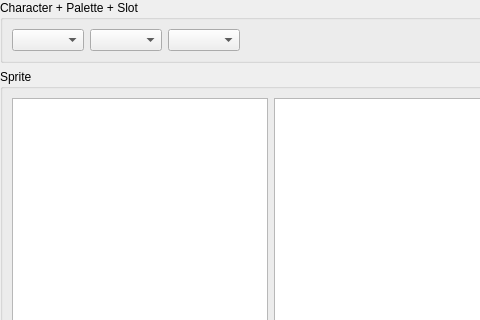
The window that bbsed/ui/spriteeditor.ui (slacknate/bbsed) describes before a commit, drawn with Qt 5; both pictures show x 0 to 480 and y 0 to 320 of the 886 by 627 pixel window.
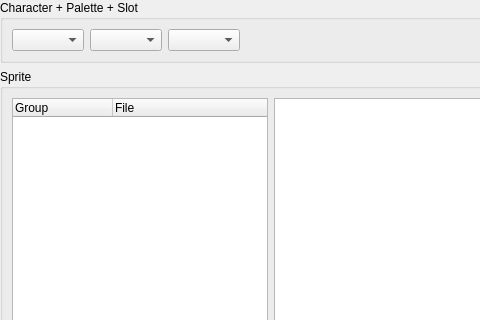
The same window after the commit.

Diff of the .ui file:
```diff
--- a/bbsed/ui/spriteeditor.ui
+++ b/bbsed/ui/spriteeditor.ui
@@ -70,13 +70,23 @@
      </property>
      <layout class="QHBoxLayout" name="horizontalLayout_2">
       <item>
-       <widget class="QListWidget" name="sprite_list">
+       <widget class="QTreeWidget" name="sprite_list">
         <property name="sizePolicy">
          <sizepolicy hsizetype="Minimum" vsizetype="Expanding">
           <horstretch>0</horstretch>
           <verstretch>0</verstretch>
          </sizepolicy>
         </property>
+        <column>
+         <property name="text">
+          <string>Group</string>
+         </property>
+        </column>
+        <column>
+         <property name="text">
+          <string>File</string>
+         </property>
+        </column>
        </widget>
       </item>
       <item>
```
